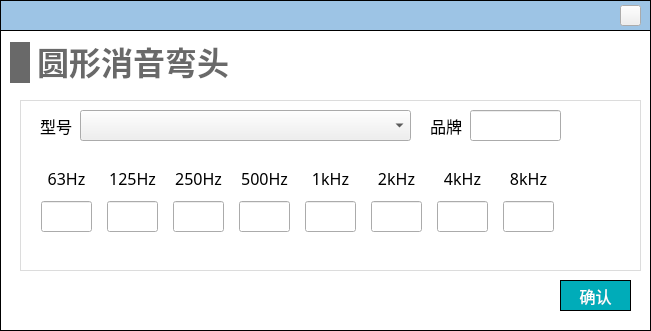
Old version of the form NoiseCalSoft/inputDialog/dialog_silencer.ui in the repository haobana/NoiCal.
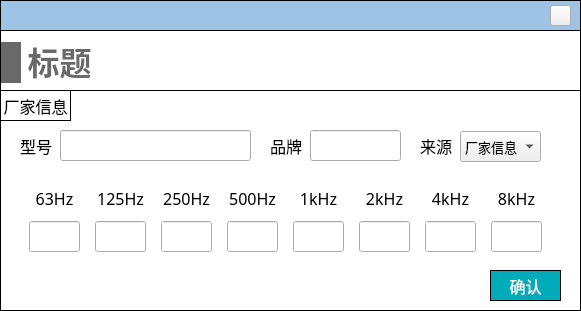
New version of the form. The open tabs and pages were chosen to show the change. Icons and pictures are not drawn.

What changed in the file:
```diff
--- a/NoiseCalSoft/inputDialog/dialog_silencer.ui
+++ b/NoiseCalSoft/inputDialog/dialog_silencer.ui
@@ -6,8 +6,8 @@
    <rect>
     <x>0</x>
     <y>0</y>
-    <width>651</width>
-    <height>331</height>
+    <width>581</width>
+    <height>311</height>
    </rect>
   </property>
   <property name="windowTitle">
@@ -36,8 +36,8 @@
     <rect>
      <x>0</x>
      <y>30</y>
-     <width>651</width>
-     <height>301</height>
+     <width>581</width>
+     <height>281</height>
     </rect>
    </property>
    <property name="styleSheet">
@@ -49,16 +49,16 @@
    <widget class="QWidget" name="widget_2" native="true">
     <property name="geometry">
      <rect>
-      <x>20</x>
-      <y>70</y>
-      <width>621</width>
-      <height>171</height>
+      <x>0</x>
+      <y>60</y>
+      <width>581</width>
+      <height>221</height>
      </rect>
     </property>
     <property name="styleSheet">
      <string notr="true">#widget_2
 {
-border: 1px solid #DCDCDC;
+border: 1px solid #000000;
 }
 
 QLabel
@@ -85,8 +85,8 @@
     <widget class="QLabel" name="label_4">
      <property name="geometry">
       <rect>
-       <x>410</x>
-       <y>10</y>
+       <x>270</x>
+       <y>40</y>
        <width>41</width>
        <height>31</height>
       </rect>
@@ -105,7 +105,7 @@
      <property name="geometry">
       <rect>
        <x>20</x>
-       <y>10</y>
+       <y>40</y>
        <width>41</width>
        <height>31</height>
       </rect>
@@ -123,8 +123,8 @@
     <widget class="QLineEdit" name="lineEdit_brand">
      <property name="geometry">
       <rect>
-       <x>450</x>
-       <y>10</y>
+       <x>310</x>
+       <y>40</y>
        <width>91</width>
        <height>31</height>
       </rect>
@@ -136,30 +136,11 @@
       </font>
      </property>
     </widget>
-    <widget class="QComboBox" name="comboBox_model">
-     <property name="geometry">
-      <rect>
-       <x>60</x>
-       <y>10</y>
-       <width>331</width>
-       <height>31</height>
-      </rect>
-     </property>
-     <property name="font">
-      <font>
-       <family>Microsoft YaHei</family>
-       <pointsize>-1</pointsize>
-      </font>
-     </property>
-     <property name="styleSheet">
-      <string notr="true">outline:none;</string>
-     </property>
-    </widget>
     <widget class="QWidget" name="layoutWidget">
      <property name="geometry">
       <rect>
-       <x>12</x>
-       <y>62</y>
+       <x>20</x>
+       <y>92</y>
        <width>531</width>
        <height>72</height>
       </rect>
@@ -578,12 +559,27 @@
       </item>
      </layout>
     </widget>
+    <widget class="QLineEdit" name="lineEdit_model">
+     <property name="geometry">
+      <rect>
+       <x>60</x>
+       <y>40</y>
+       <width>191</width>
+       <height>31</height>
+      </rect>
+     </property>
+     <property name="font">
+      <font>
+       <family>黑体</family>
+       <pointsize>-1</pointsize>
+      </font>
+     </property>
    </widget>
    <widget class="QPushButton" name="pushButton_confirm">
     <property name="geometry">
      <rect>
-      <x>560</x>
-      <y>250</y>
+       <x>490</x>
+       <y>180</y>
       <width>71</width>
       <height>31</height>
      </rect>
@@ -614,214 +610,77 @@
      <string>确认</string>
     </property>
    </widget>
-   <widget class="QStackedWidget" name="stackedWidget_title">
+    <widget class="QLabel" name="label_6">
     <property name="geometry">
      <rect>
-      <x>10</x>
-      <y>10</y>
-      <width>261</width>
-      <height>51</height>
-     </rect>
-    </property>
-    <property name="styleSheet">
-     <string notr="true">background-color: rgb(255, 255, 255);</string>
-    </property>
-    <property name="currentIndex">
-     <number>3</number>
-    </property>
-    <widget class="QWidget" name="page_cs">
-     <widget class="QWidget" name="layoutWidget_22">
-      <property name="geometry">
-       <rect>
         <x>0</x>
         <y>0</y>
-        <width>191</width>
-        <height>45</height>
-       </rect>
-      </property>
-      <layout class="QHBoxLayout" name="horizontalLayout_35">
-       <item>
-        <widget class="QLabel" name="label_50">
-         <property name="minimumSize">
-          <size>
-           <width>20</width>
-           <height>41</height>
-          </size>
-         </property>
-         <property name="maximumSize">
-          <size>
-           <width>20</width>
-           <height>41</height>
-          </size>
-         </property>
-         <property name="styleSheet">
-          <string notr="true">QLabel { 
-border: none; 
-background-color : rgb(105, 105, 105);
-}</string>
-         </property>
-         <property name="text">
-          <string/>
-         </property>
-        </widget>
-       </item>
-       <item>
-        <widget class="QLabel" name="label_51">
+       <width>71</width>
+       <height>31</height>
+      </rect>
+     </property>
          <property name="font">
           <font>
-           <family>Microsoft YaHei</family>
-           <pointsize>24</pointsize>
-           <bold>true</bold>
+       <family>黑体</family>
+       <pointsize>-1</pointsize>
           </font>
          </property>
          <property name="styleSheet">
-          <string notr="true">QLabel { 
-border: none; 
-color : rgb(105, 105, 105);
-}</string>
+      <string notr="true">border: 1px solid #000000;</string>
          </property>
          <property name="text">
-          <string>圆形消音器</string>
+      <string>厂家信息</string>
          </property>
          <property name="alignment">
-          <set>Qt::AlignBottom|Qt::AlignHCenter</set>
-         </property>
-        </widget>
-       </item>
-      </layout>
-     </widget>
-    </widget>
-    <widget class="QWidget" name="page_rs">
-     <widget class="QWidget" name="layoutWidget_23">
+      <set>Qt::AlignCenter</set>
+     </property>
+    </widget>
+    <widget class="QComboBox" name="comboBox_data_source">
       <property name="geometry">
        <rect>
-        <x>0</x>
-        <y>0</y>
-        <width>191</width>
-        <height>45</height>
-       </rect>
-      </property>
-      <layout class="QHBoxLayout" name="horizontalLayout_36">
+       <x>460</x>
+       <y>41</y>
+       <width>81</width>
+       <height>31</height>
+      </rect>
+     </property>
        <item>
-        <widget class="QLabel" name="label_52">
-         <property name="minimumSize">
-          <size>
-           <width>20</width>
-           <height>41</height>
-          </size>
-         </property>
-         <property name="maximumSize">
-          <size>
-           <width>20</width>
-           <height>41</height>
-          </size>
-         </property>
-         <property name="styleSheet">
-          <string notr="true">QLabel { 
-border: none; 
-background-color : rgb(105, 105, 105);
-}</string>
-         </property>
          <property name="text">
-          <string/>
-         </property>
-        </widget>
+       <string>厂家信息</string>
+      </property>
        </item>
        <item>
-        <widget class="QLabel" name="label_53">
-         <property name="font">
-          <font>
-           <family>Microsoft YaHei</family>
-           <pointsize>24</pointsize>
-           <bold>true</bold>
-          </font>
-         </property>
-         <property name="styleSheet">
-          <string notr="true">QLabel { 
-border: none; 
-color : rgb(105, 105, 105);
-}</string>
-         </property>
          <property name="text">
-          <string>矩形消音器</string>
-         </property>
-         <property name="alignment">
-          <set>Qt::AlignBottom|Qt::AlignHCenter</set>
-         </property>
-        </widget>
-       </item>
-      </layout>
-     </widget>
-    </widget>
-    <widget class="QWidget" name="page_cse">
-     <widget class="QWidget" name="layoutWidget_24">
+       <string>设计预估</string>
+      </property>
+     </item>
+    </widget>
+    <widget class="QLabel" name="label_29">
       <property name="geometry">
        <rect>
-        <x>0</x>
-        <y>0</y>
-        <width>220</width>
-        <height>45</height>
-       </rect>
-      </property>
-      <layout class="QHBoxLayout" name="horizontalLayout_37">
-       <item>
-        <widget class="QLabel" name="label_54">
-         <property name="minimumSize">
-          <size>
-           <width>20</width>
-           <height>41</height>
-          </size>
-         </property>
-         <property name="maximumSize">
-          <size>
-           <width>20</width>
-           <height>41</height>
-          </size>
-         </property>
-         <property name="styleSheet">
-          <string notr="true">QLabel { 
-border: none; 
-background-color : rgb(105, 105, 105);
-}</string>
-         </property>
-         <property name="text">
-          <string/>
-         </property>
-        </widget>
-       </item>
-       <item>
-        <widget class="QLabel" name="label_55">
+       <x>420</x>
+       <y>40</y>
+       <width>41</width>
+       <height>31</height>
+      </rect>
+     </property>
          <property name="font">
           <font>
-           <family>Microsoft YaHei</family>
-           <pointsize>24</pointsize>
-           <bold>true</bold>
-          </font>
-         </property>
-         <property name="styleSheet">
-          <string notr="true">QLabel { 
-border: none; 
-color : rgb(105, 105, 105);
-}</string>
-         </property>
+       <family>黑体</family>
+       <pointsize>-1</pointsize>
+      </font>
+     </property>
          <property name="text">
-          <string>圆形消音弯头</string>
-         </property>
-         <property name="alignment">
-          <set>Qt::AlignBottom|Qt::AlignHCenter</set>
-         </property>
-        </widget>
-       </item>
-      </layout>
-     </widget>
-    </widget>
-    <widget class="QWidget" name="page_rse">
+      <string>来源</string>
+     </property>
+    </widget>
+   </widget>
      <widget class="QWidget" name="layoutWidget_25">
       <property name="geometry">
        <rect>
-        <x>0</x>
-        <y>0</y>
-        <width>221</width>
+      <x>1</x>
+      <y>10</y>
+      <width>91</width>
         <height>45</height>
        </rect>
       </property>
@@ -852,7 +711,7 @@
         </widget>
        </item>
        <item>
-        <widget class="QLabel" name="label_57">
+      <widget class="QLabel" name="label_title">
          <property name="font">
           <font>
            <family>Microsoft YaHei</family>
@@ -867,7 +726,7 @@
 }</string>
          </property>
          <property name="text">
-          <string>矩形消音弯头</string>
+        <string>标题</string>
          </property>
          <property name="alignment">
           <set>Qt::AlignBottom|Qt::AlignHCenter</set>
@@ -875,8 +734,6 @@
         </widget>
        </item>
       </layout>
-     </widget>
-    </widget>
    </widget>
   </widget>
   <widget class="QWidget" name="widget_top" native="true">
@@ -884,7 +741,7 @@
     <rect>
      <x>0</x>
      <y>0</y>
-     <width>651</width>
+     <width>581</width>
      <height>31</height>
     </rect>
    </property>
@@ -899,7 +756,7 @@
    <widget class="QPushButton" name="close">
     <property name="geometry">
      <rect>
-      <x>620</x>
+      <x>550</x>
       <y>5</y>
       <width>21</width>
       <height>21</height>
```
Lines whose indentation alone changed are shown as unchanged.
